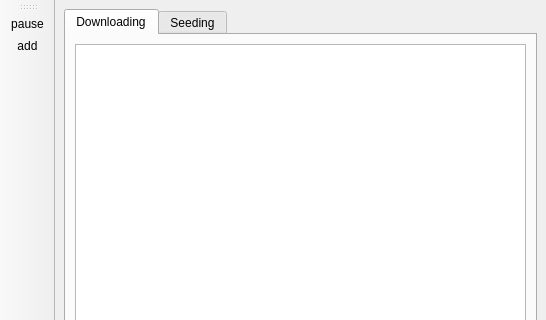
First picture: the form in gui/qbit_main.ui, repository puhoy/qbit, before the edit; both pictures show x 0 to 546 and y 0 to 320 of the 546 by 488 pixel window.
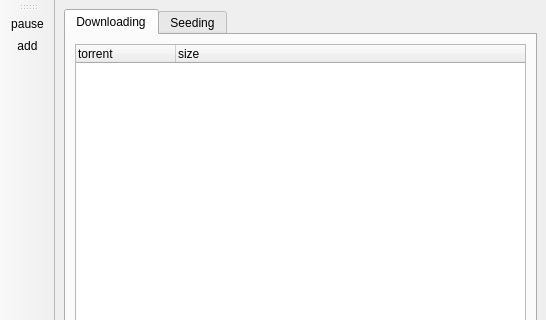
Second picture: the form after the edit. Icons and pictures are not drawn.

```diff
--- a/gui/qbit_main.ui
+++ b/gui/qbit_main.ui
@@ -28,11 +28,16 @@
         <item>
          <widget class="QTreeWidget" name="treeWidget_downloading">
           <attribute name="headerVisible">
-           <bool>false</bool>
+           <bool>true</bool>
           </attribute>
           <column>
            <property name="text">
-            <string notr="true">1</string>
+            <string notr="true">torrent</string>
+           </property>
+          </column>
+          <column>
+           <property name="text">
+            <string>size</string>
            </property>
           </column>
          </widget>
```
Left out of the diff: 5 changed lines with no effect on the pictures.
